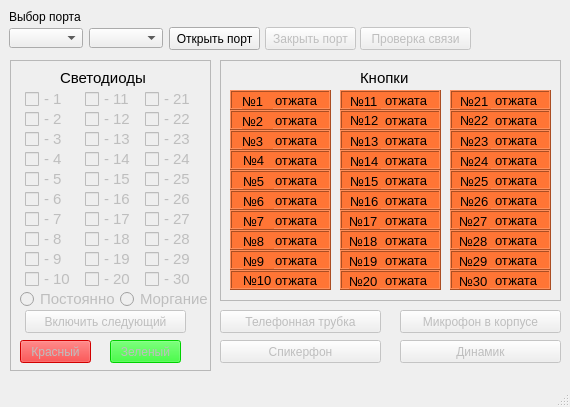
This is UI_IP_Phone_Tester.ui in Khmol/IP_Phone_Tester as Qt 5 draws it before an edit. The edited form follows.
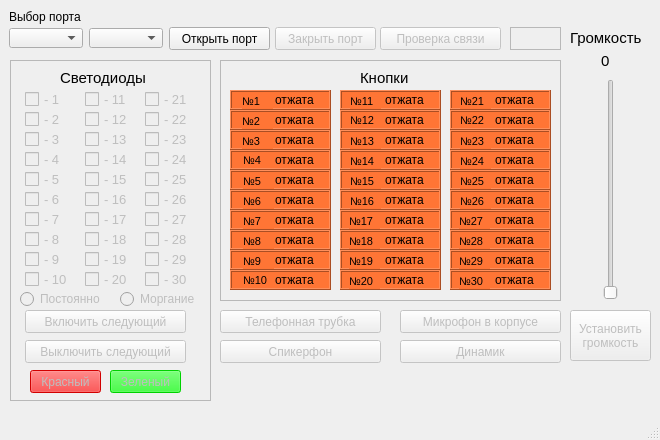
This is the edited form. Icons and pictures are not drawn.

The edit to the form file:
```diff
--- a/UI_IP_Phone_Tester.ui
+++ b/UI_IP_Phone_Tester.ui
@@ -6,20 +6,20 @@
    <rect>
     <x>0</x>
     <y>0</y>
-    <width>570</width>
-    <height>407</height>
+    <width>660</width>
+    <height>440</height>
    </rect>
   </property>
   <property name="minimumSize">
    <size>
-    <width>383</width>
-    <height>0</height>
+    <width>660</width>
+    <height>440</height>
    </size>
   </property>
   <property name="maximumSize">
    <size>
-    <width>1000</width>
-    <height>629</height>
+    <width>660</width>
+    <height>440</height>
    </size>
   </property>
   <property name="mouseTracking">
@@ -83,7 +83,7 @@
      <rect>
       <x>169</x>
       <y>27</y>
-      <width>91</width>
+      <width>101</width>
       <height>23</height>
      </rect>
     </property>
@@ -126,9 +126,9 @@
     </property>
     <property name="geometry">
      <rect>
-      <x>265</x>
+      <x>275</x>
       <y>27</y>
-      <width>91</width>
+      <width>101</width>
       <height>23</height>
      </rect>
     </property>
@@ -195,7 +195,7 @@
       <x>10</x>
       <y>60</y>
       <width>201</width>
-      <height>311</height>
+      <height>341</height>
      </rect>
     </property>
     <property name="frameShape">
@@ -218,7 +218,7 @@
      </property>
      <property name="font">
       <font>
-       <pointsize>11</pointsize>
+       <pointsize>10</pointsize>
       </font>
      </property>
      <property name="text">
@@ -263,7 +263,7 @@
      </property>
      <property name="font">
       <font>
-       <pointsize>11</pointsize>
+       <pointsize>10</pointsize>
       </font>
      </property>
      <property name="text">
@@ -284,7 +284,7 @@
      </property>
      <property name="font">
       <font>
-       <pointsize>11</pointsize>
+       <pointsize>10</pointsize>
       </font>
      </property>
      <property name="text">
@@ -305,7 +305,7 @@
      </property>
      <property name="font">
       <font>
-       <pointsize>11</pointsize>
+       <pointsize>10</pointsize>
       </font>
      </property>
      <property name="text">
@@ -326,7 +326,7 @@
      </property>
      <property name="font">
       <font>
-       <pointsize>11</pointsize>
+       <pointsize>10</pointsize>
       </font>
      </property>
      <property name="text">
@@ -347,7 +347,7 @@
      </property>
      <property name="font">
       <font>
-       <pointsize>11</pointsize>
+       <pointsize>10</pointsize>
       </font>
      </property>
      <property name="text">
@@ -368,7 +368,7 @@
      </property>
      <property name="font">
       <font>
-       <pointsize>11</pointsize>
+       <pointsize>10</pointsize>
       </font>
      </property>
      <property name="text">
@@ -389,7 +389,7 @@
      </property>
      <property name="font">
       <font>
-       <pointsize>11</pointsize>
+       <pointsize>10</pointsize>
       </font>
      </property>
      <property name="text">
@@ -410,7 +410,7 @@
      </property>
      <property name="font">
       <font>
-       <pointsize>11</pointsize>
+       <pointsize>10</pointsize>
       </font>
      </property>
      <property name="text">
@@ -431,7 +431,7 @@
      </property>
      <property name="font">
       <font>
-       <pointsize>11</pointsize>
+       <pointsize>10</pointsize>
       </font>
      </property>
      <property name="text">
@@ -452,7 +452,7 @@
      </property>
      <property name="font">
       <font>
-       <pointsize>11</pointsize>
+       <pointsize>10</pointsize>
       </font>
      </property>
      <property name="text">
@@ -473,7 +473,7 @@
      </property>
      <property name="font">
       <font>
-       <pointsize>11</pointsize>
+       <pointsize>10</pointsize>
       </font>
      </property>
      <property name="text">
@@ -494,7 +494,7 @@
      </property>
      <property name="font">
       <font>
-       <pointsize>11</pointsize>
+       <pointsize>10</pointsize>
       </font>
      </property>
      <property name="text">
@@ -515,7 +515,7 @@
      </property>
      <property name="font">
       <font>
-       <pointsize>11</pointsize>
+       <pointsize>10</pointsize>
       </font>
      </property>
      <property name="text">
@@ -536,7 +536,7 @@
      </property>
      <property name="font">
       <font>
-       <pointsize>11</pointsize>
+       <pointsize>10</pointsize>
       </font>
      </property>
      <property name="text">
@@ -557,7 +557,7 @@
      </property>
      <property name="font">
       <font>
-       <pointsize>11</pointsize>
+       <pointsize>10</pointsize>
       </font>
      </property>
      <property name="text">
@@ -578,7 +578,7 @@
      </property>
      <property name="font">
       <font>
-       <pointsize>11</pointsize>
+       <pointsize>10</pointsize>
       </font>
      </property>
      <property name="text">
@@ -599,7 +599,7 @@
      </property>
      <property name="font">
       <font>
-       <pointsize>11</pointsize>
+       <pointsize>10</pointsize>
       </font>
      </property>
      <property name="text">
@@ -620,7 +620,7 @@
      </property>
      <property name="font">
       <font>
-       <pointsize>11</pointsize>
+       <pointsize>10</pointsize>
       </font>
      </property>
      <property name="text">
@@ -641,7 +641,7 @@
      </property>
      <property name="font">
       <font>
-       <pointsize>11</pointsize>
+       <pointsize>10</pointsize>
       </font>
      </property>
      <property name="text">
@@ -662,7 +662,7 @@
      </property>
      <property name="font">
       <font>
-       <pointsize>11</pointsize>
+       <pointsize>10</pointsize>
       </font>
      </property>
      <property name="text">
@@ -683,7 +683,7 @@
      </property>
      <property name="font">
       <font>
-       <pointsize>11</pointsize>
+       <pointsize>10</pointsize>
       </font>
      </property>
      <property name="text">
@@ -704,7 +704,7 @@
      </property>
      <property name="font">
       <font>
-       <pointsize>11</pointsize>
+       <pointsize>10</pointsize>
       </font>
      </property>
      <property name="text">
@@ -725,7 +725,7 @@
      </property>
      <property name="font">
       <font>
-       <pointsize>11</pointsize>
+       <pointsize>10</pointsize>
       </font>
      </property>
      <property name="text">
@@ -746,7 +746,7 @@
      </property>
      <property name="font">
       <font>
-       <pointsize>11</pointsize>
+       <pointsize>10</pointsize>
       </font>
      </property>
      <property name="text">
@@ -767,7 +767,7 @@
      </property>
      <property name="font">
       <font>
-       <pointsize>11</pointsize>
+       <pointsize>10</pointsize>
       </font>
      </property>
      <property name="text">
@@ -788,7 +788,7 @@
      </property>
      <property name="font">
       <font>
-       <pointsize>11</pointsize>
+       <pointsize>10</pointsize>
       </font>
      </property>
      <property name="text">
@@ -809,7 +809,7 @@
      </property>
      <property name="font">
       <font>
-       <pointsize>11</pointsize>
+       <pointsize>10</pointsize>
       </font>
      </property>
      <property name="text">
@@ -830,7 +830,7 @@
      </property>
      <property name="font">
       <font>
-       <pointsize>11</pointsize>
+       <pointsize>10</pointsize>
       </font>
      </property>
      <property name="text">
@@ -851,7 +851,7 @@
      </property>
      <property name="font">
       <font>
-       <pointsize>11</pointsize>
+       <pointsize>10</pointsize>
       </font>
      </property>
      <property name="text">
@@ -885,8 +885,8 @@
      </property>
      <property name="geometry">
       <rect>
-       <x>10</x>
-       <y>280</y>
+       <x>20</x>
+       <y>310</y>
        <width>71</width>
        <height>23</height>
       </rect>
@@ -913,7 +913,7 @@
      <property name="geometry">
       <rect>
        <x>100</x>
-       <y>280</y>
+       <y>310</y>
        <width>71</width>
        <height>23</height>
       </rect>
@@ -947,7 +947,7 @@
      </property>
      <property name="font">
       <font>
-       <pointsize>11</pointsize>
+       <pointsize>9</pointsize>
       </font>
      </property>
      <property name="text">
@@ -968,13 +968,34 @@
      </property>
      <property name="font">
       <font>
-       <pointsize>11</pointsize>
+       <pointsize>9</pointsize>
       </font>
      </property>
      <property name="text">
       <string>Моргание</string>
      </property>
     </widget>
+    <widget class="QPushButton" name="pushButton_Next_LED_OFF">
+     <property name="enabled">
+      <bool>false</bool>
+     </property>
+     <property name="geometry">
+      <rect>
+       <x>15</x>
+       <y>280</y>
+       <width>161</width>
+       <height>23</height>
+      </rect>
+     </property>
+     <property name="font">
+      <font>
+       <pointsize>9</pointsize>
+      </font>
+     </property>
+     <property name="text">
+      <string>Выключить следующий</string>
+     </property>
+    </widget>
    </widget>
    <widget class="QFrame" name="frame_Key">
     <property name="geometry">
@@ -1020,7 +1041,7 @@
       </property>
       <property name="font">
        <font>
-        <pointsize>10</pointsize>
+        <pointsize>9</pointsize>
        </font>
       </property>
       <property name="contextMenuPolicy">
@@ -1044,7 +1065,7 @@
       </property>
       <property name="font">
        <font>
-        <pointsize>10</pointsize>
+        <pointsize>8</pointsize>
        </font>
       </property>
       <property name="contextMenuPolicy">
@@ -1087,7 +1108,7 @@
       </property>
       <property name="font">
        <font>
-        <pointsize>10</pointsize>
+        <pointsize>9</pointsize>
        </font>
       </property>
       <property name="contextMenuPolicy">
@@ -1111,7 +1132,7 @@
       </property>
       <property name="font">
        <font>
-        <pointsize>10</pointsize>
+        <pointsize>8</pointsize>
        </font>
       </property>
       <property name="contextMenuPolicy">
@@ -1154,7 +1175,7 @@
       </property>
       <property name="font">
        <font>
-        <pointsize>10</pointsize>
+        <pointsize>9</pointsize>
        </font>
       </property>
       <property name="contextMenuPolicy">
@@ -1178,7 +1199,7 @@
       </property>
       <property name="font">
        <font>
-        <pointsize>10</pointsize>
+        <pointsize>8</pointsize>
        </font>
       </property>
       <property name="contextMenuPolicy">
@@ -1221,7 +1242,7 @@
       </property>
       <property name="font">
        <font>
-        <pointsize>10</pointsize>
+        <pointsize>9</pointsize>
        </font>
       </property>
       <property name="contextMenuPolicy">
@@ -1245,7 +1266,7 @@
       </property>
       <property name="font">
        <font>
-        <pointsize>10</pointsize>
+        <pointsize>8</pointsize>
        </font>
       </property>
       <property name="contextMenuPolicy">
@@ -1288,7 +1309,7 @@
       </property>
       <property name="font">
        <font>
-        <pointsize>10</pointsize>
+        <pointsize>9</pointsize>
        </font>
       </property>
       <property name="contextMenuPolicy">
@@ -1312,7 +1333,7 @@
       </property>
       <property name="font">
        <font>
-        <pointsize>10</pointsize>
+        <pointsize>8</pointsize>
        </font>
       </property>
       <property name="contextMenuPolicy">
@@ -1355,7 +1376,7 @@
       </property>
       <property name="font">
        <font>
-        <pointsize>10</pointsize>
+        <pointsize>9</pointsize>
        </font>
       </property>
       <property name="contextMenuPolicy">
@@ -1379,7 +1400,7 @@
       </property>
       <property name="font">
        <font>
-        <pointsize>10</pointsize>
+        <pointsize>8</pointsize>
        </font>
       </property>
       <property name="contextMenuPolicy">
@@ -1422,7 +1443,7 @@
       </property>
       <property name="font">
        <font>
-        <pointsize>10</pointsize>
+        <pointsize>9</pointsize>
        </font>
       </property>
       <property name="contextMenuPolicy">
@@ -1446,7 +1467,7 @@
       </property>
       <property name="font">
        <font>
-        <pointsize>10</pointsize>
+        <pointsize>8</pointsize>
        </font>
       </property>
       <property name="contextMenuPolicy">
@@ -1489,7 +1510,7 @@
       </property>
       <property name="font">
        <font>
-        <pointsize>10</pointsize>
+        <pointsize>9</pointsize>
        </font>
       </property>
       <property name="contextMenuPolicy">
@@ -1513,7 +1534,7 @@
       </property>
       <property name="font">
        <font>
-        <pointsize>10</pointsize>
+        <pointsize>8</pointsize>
        </font>
       </property>
       <property name="contextMenuPolicy">
@@ -1556,7 +1577,7 @@
       </property>
       <property name="font">
        <font>
-        <pointsize>10</pointsize>
+        <pointsize>9</pointsize>
        </font>
       </property>
       <property name="contextMenuPolicy">
@@ -1580,7 +1601,7 @@
       </property>
       <property name="font">
        <font>
-        <pointsize>10</pointsize>
+        <pointsize>8</pointsize>
        </font>
       </property>
       <property name="contextMenuPolicy">
@@ -1623,7 +1644,7 @@
       </property>
       <property name="font">
        <font>
-        <pointsize>10</pointsize>
+        <pointsize>9</pointsize>
        </font>
       </property>
       <property name="contextMenuPolicy">
@@ -1647,7 +1668,7 @@
       </property>
       <property name="font">
        <font>
-        <pointsize>10</pointsize>
+        <pointsize>8</pointsize>
        </font>
       </property>
       <property name="contextMenuPolicy">
@@ -1690,7 +1711,7 @@
       </property>
       <property name="font">
        <font>
-        <pointsize>10</pointsize>
+        <pointsize>9</pointsize>
        </font>
       </property>
       <property name="contextMenuPolicy">
@@ -1714,7 +1735,7 @@
       </property>
       <property name="font">
        <font>
-        <pointsize>10</pointsize>
+        <pointsize>8</pointsize>
        </font>
       </property>
       <property name="contextMenuPolicy">
@@ -1757,7 +1778,7 @@
       </property>
       <property name="font">
        <font>
-        <pointsize>10</pointsize>
+        <pointsize>9</pointsize>
        </font>
       </property>
       <property name="contextMenuPolicy">
@@ -1781,7 +1802,7 @@
       </property>
       <property name="font">
        <font>
-        <pointsize>10</pointsize>
+        <pointsize>8</pointsize>
        </font>
       </property>
       <property name="contextMenuPolicy">
@@ -1824,7 +1845,7 @@
       </property>
       <property name="font">
        <font>
-        <pointsize>10</pointsize>
+        <pointsize>9</pointsize>
        </font>
       </property>
       <property name="contextMenuPolicy">
@@ -1848,7 +1869,7 @@
       </property>
       <property name="font">
        <font>
-        <pointsize>10</pointsize>
+        <pointsize>8</pointsize>
        </font>
       </property>
       <property name="contextMenuPolicy">
@@ -1891,7 +1912,7 @@
       </property>
       <property name="font">
        <font>
-        <pointsize>10</pointsize>
+        <pointsize>9</pointsize>
        </font>
       </property>
       <property name="contextMenuPolicy">
@@ -1915,7 +1936,7 @@
       </property>
       <property name="font">
        <font>
-        <pointsize>10</pointsize>
+        <pointsize>8</pointsize>
        </font>
       </property>
       <property name="contextMenuPolicy">
@@ -1958,7 +1979,7 @@
       </property>
       <property name="font">
        <font>
-        <pointsize>10</pointsize>
+        <pointsize>9</pointsize>
        </font>
       </property>
       <property name="contextMenuPolicy">
@@ -1982,7 +2003,7 @@
       </property>
       <property name="font">
        <font>
-        <pointsize>10</pointsize>
+        <pointsize>8</pointsize>
        </font>
       </property>
       <property name="contextMenuPolicy">
@@ -2025,7 +2046,7 @@
       </property>
       <property name="font">
        <font>
-        <pointsize>10</pointsize>
+        <pointsize>9</pointsize>
        </font>
       </property>
       <property name="contextMenuPolicy">
@@ -2049,7 +2070,7 @@
       </property>
       <property name="font">
        <font>
-        <pointsize>10</pointsize>
+        <pointsize>8</pointsize>
        </font>
       </property>
       <property name="contextMenuPolicy">
@@ -2092,7 +2113,7 @@
       </property>
       <property name="font">
        <font>
-        <pointsize>10</pointsize>
+        <pointsize>9</pointsize>
        </font>
       </property>
       <property name="contextMenuPolicy">
@@ -2116,7 +2137,7 @@
       </property>
       <property name="font">
        <font>
-        <pointsize>10</pointsize>
+        <pointsize>8</pointsize>
        </font>
       </property>
       <property name="contextMenuPolicy">
@@ -2159,7 +2180,7 @@
       </property>
       <property name="font">
        <font>
-        <pointsize>10</pointsize>
+        <pointsize>9</pointsize>
        </font>
       </property>
       <property name="contextMenuPolicy">
@@ -2183,7 +2204,7 @@
       </property>
       <property name="font">
        <font>
-        <pointsize>10</pointsize>
+        <pointsize>8</pointsize>
        </font>
       </property>
       <property name="contextMenuPolicy">
@@ -2226,7 +2247,7 @@
       </property>
       <property name="font">
        <font>
-        <pointsize>10</pointsize>
+        <pointsize>9</pointsize>
        </font>
       </property>
       <property name="contextMenuPolicy">
@@ -2250,7 +2271,7 @@
       </property>
       <property name="font">
        <font>
-        <pointsize>10</pointsize>
+        <pointsize>8</pointsize>
        </font>
       </property>
       <property name="contextMenuPolicy">
@@ -2293,7 +2314,7 @@
       </property>
       <property name="font">
        <font>
-        <pointsize>10</pointsize>
+        <pointsize>9</pointsize>
        </font>
       </property>
       <property name="contextMenuPolicy">
@@ -2317,7 +2338,7 @@
       </property>
       <property name="font">
        <font>
-        <pointsize>10</pointsize>
+        <pointsize>8</pointsize>
        </font>
       </property>
       <property name="contextMenuPolicy">
@@ -2360,7 +2381,7 @@
       </property>
       <property name="font">
        <font>
-        <pointsize>10</pointsize>
+        <pointsize>9</pointsize>
        </font>
       </property>
       <property name="contextMenuPolicy">
@@ -2384,7 +2405,7 @@
       </property>
       <property name="font">
        <font>
-        <pointsize>10</pointsize>
+        <pointsize>8</pointsize>
        </font>
       </property>
       <property name="contextMenuPolicy">
@@ -2427,7 +2448,7 @@
       </property>
       <property name="font">
        <font>
-        <pointsize>10</pointsize>
+        <pointsize>9</pointsize>
        </font>
       </property>
       <property name="contextMenuPolicy">
@@ -2451,7 +2472,7 @@
       </property>
       <property name="font">
        <font>
-        <pointsize>10</pointsize>
+        <pointsize>8</pointsize>
        </font>
       </property>
       <property name="contextMenuPolicy">
@@ -2494,7 +2515,7 @@
       </property>
       <property name="font">
        <font>
-        <pointsize>10</pointsize>
+        <pointsize>9</pointsize>
        </font>
       </property>
       <property name="contextMenuPolicy">
@@ -2518,7 +2539,7 @@
       </property>
       <property name="font">
        <font>
-        <pointsize>10</pointsize>
+        <pointsize>8</pointsize>
        </font>
       </property>
       <property name="contextMenuPolicy">
@@ -2561,7 +2582,7 @@
       </property>
       <property name="font">
        <font>
-        <pointsize>10</pointsize>
+        <pointsize>9</pointsize>
        </font>
       </property>
       <property name="contextMenuPolicy">
@@ -2585,7 +2606,7 @@
       </property>
       <property name="font">
        <font>
-        <pointsize>10</pointsize>
+        <pointsize>8</pointsize>
        </font>
       </property>
       <property name="contextMenuPolicy">
@@ -2628,7 +2649,7 @@
       </property>
       <property name="font">
        <font>
-        <pointsize>10</pointsize>
+        <pointsize>9</pointsize>
        </font>
       </property>
       <property name="contextMenuPolicy">
@@ -2652,7 +2673,7 @@
       </property>
       <property name="font">
        <font>
-        <pointsize>10</pointsize>
+        <pointsize>8</pointsize>
        </font>
       </property>
       <property name="contextMenuPolicy">
@@ -2695,7 +2716,7 @@
       </property>
       <property name="font">
        <font>
-        <pointsize>10</pointsize>
+        <pointsize>9</pointsize>
        </font>
       </property>
       <property name="contextMenuPolicy">
@@ -2719,7 +2740,7 @@
       </property>
       <property name="font">
        <font>
-        <pointsize>10</pointsize>
+        <pointsize>8</pointsize>
        </font>
       </property>
       <property name="contextMenuPolicy">
@@ -2762,7 +2783,7 @@
       </property>
       <property name="font">
        <font>
-        <pointsize>10</pointsize>
+        <pointsize>9</pointsize>
        </font>
       </property>
       <property name="contextMenuPolicy">
@@ -2786,7 +2807,7 @@
       </property>
       <property name="font">
        <font>
-        <pointsize>10</pointsize>
+        <pointsize>8</pointsize>
        </font>
       </property>
       <property name="contextMenuPolicy">
@@ -2829,7 +2850,7 @@
       </property>
       <property name="font">
        <font>
-        <pointsize>10</pointsize>
+        <pointsize>9</pointsize>
        </font>
       </property>
       <property name="contextMenuPolicy">
@@ -2853,7 +2874,7 @@
       </property>
       <property name="font">
        <font>
-        <pointsize>10</pointsize>
+        <pointsize>8</pointsize>
        </font>
       </property>
       <property name="contextMenuPolicy">
@@ -2896,7 +2917,7 @@
       </property>
       <property name="font">
        <font>
-        <pointsize>10</pointsize>
+        <pointsize>9</pointsize>
        </font>
       </property>
       <property name="contextMenuPolicy">
@@ -2920,7 +2941,7 @@
       </property>
       <property name="font">
        <font>
-        <pointsize>10</pointsize>
+        <pointsize>8</pointsize>
        </font>
       </property>
       <property name="contextMenuPolicy">
@@ -2963,7 +2984,7 @@
       </property>
       <property name="font">
        <font>
-        <pointsize>10</pointsize>
+        <pointsize>9</pointsize>
        </font>
       </property>
       <property name="contextMenuPolicy">
@@ -2987,7 +3008,7 @@
       </property>
       <property name="font">
        <font>
-        <pointsize>10</pointsize>
+        <pointsize>8</pointsize>
        </font>
       </property>
       <property name="contextMenuPolicy">
@@ -3056,9 +3077,9 @@
     </property>
     <property name="geometry">
      <rect>
-      <x>360</x>
+      <x>380</x>
       <y>27</y>
-      <width>111</width>
+      <width>121</width>
       <height>23</height>
      </rect>
     </property>
@@ -3071,6 +3092,114 @@
      <string>Проверка связи</string>
     </property>
    </widget>
+   <widget class="QSlider" name="verticalSlider_Volume">
+    <property name="enabled">
+     <bool>false</bool>
+    </property>
+    <property name="geometry">
+     <rect>
+      <x>590</x>
+      <y>79</y>
+      <width>41</width>
+      <height>221</height>
+     </rect>
+    </property>
+    <property name="maximum">
+     <number>63</number>
+    </property>
+    <property name="orientation">
+     <enum>Qt::Vertical</enum>
+    </property>
+   </widget>
+   <widget class="QPushButton" name="pushButton_Volume">
+    <property name="enabled">
+     <bool>false</bool>
+    </property>
+    <property name="geometry">
+     <rect>
+      <x>570</x>
+      <y>310</y>
+      <width>81</width>
+      <height>51</height>
+     </rect>
+    </property>
+    <property name="font">
+     <font>
+      <pointsize>9</pointsize>
+     </font>
+    </property>
+    <property name="text">
+     <string>Установить
+громкость</string>
+    </property>
+    <property name="checkable">
+     <bool>false</bool>
+    </property>
+   </widget>
+   <widget class="QFrame" name="frame_Connect">
+    <property name="geometry">
+     <rect>
+      <x>510</x>
+      <y>27</y>
+      <width>51</width>
+      <height>23</height>
+     </rect>
+    </property>
+    <property name="frameShape">
+     <enum>QFrame::StyledPanel</enum>
+    </property>
+    <property name="frameShadow">
+     <enum>QFrame::Raised</enum>
+    </property>
+   </widget>
+   <widget class="QLabel" name="label_main_Volume">
+    <property name="geometry">
+     <rect>
+      <x>601</x>
+      <y>50</y>
+      <width>31</width>
+      <height>21</height>
+     </rect>
+    </property>
+    <property name="font">
+     <font>
+      <pointsize>11</pointsize>
+     </font>
+    </property>
+    <property name="contextMenuPolicy">
+     <enum>Qt::DefaultContextMenu</enum>
+    </property>
+    <property name="styleSheet">
+     <string notr="true"/>
+    </property>
+    <property name="text">
+     <string>0</string>
+    </property>
+   </widget>
+   <widget class="QLabel" name="label_main_Volume_2">
+    <property name="geometry">
+     <rect>
+      <x>570</x>
+      <y>27</y>
+      <width>81</width>
+      <height>21</height>
+     </rect>
+    </property>
+    <property name="font">
+     <font>
+      <pointsize>11</pointsize>
+     </font>
+    </property>
+    <property name="contextMenuPolicy">
+     <enum>Qt::DefaultContextMenu</enum>
+    </property>
+    <property name="styleSheet">
+     <string notr="true"/>
+    </property>
+    <property name="text">
+     <string>Громкость</string>
+    </property>
+   </widget>
   </widget>
   <widget class="QMenuBar" name="menubar">
    <property name="geometry">
```
Left out of the diff: 2 changed lines with no effect on the pictures.
